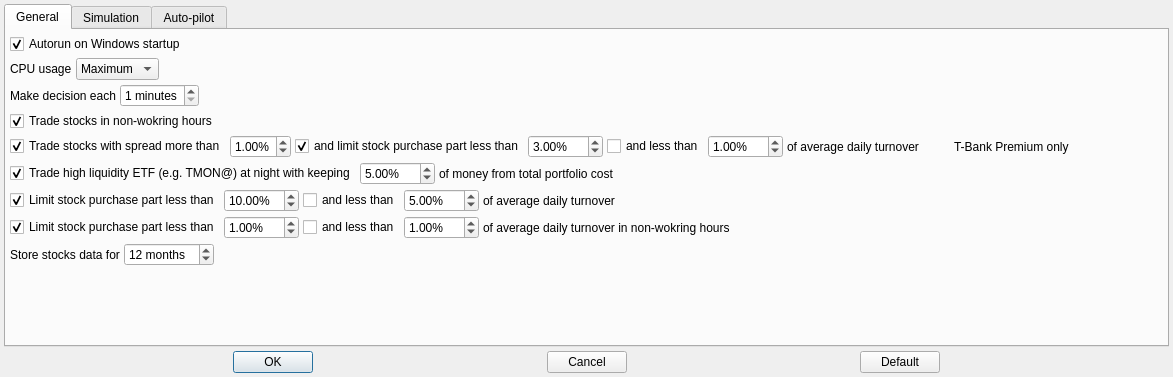
The window that app/src/dialogs/settingsdialog/settingsdialog.ui (Gris87/TInvestor) describes before a commit, drawn with Qt 5.
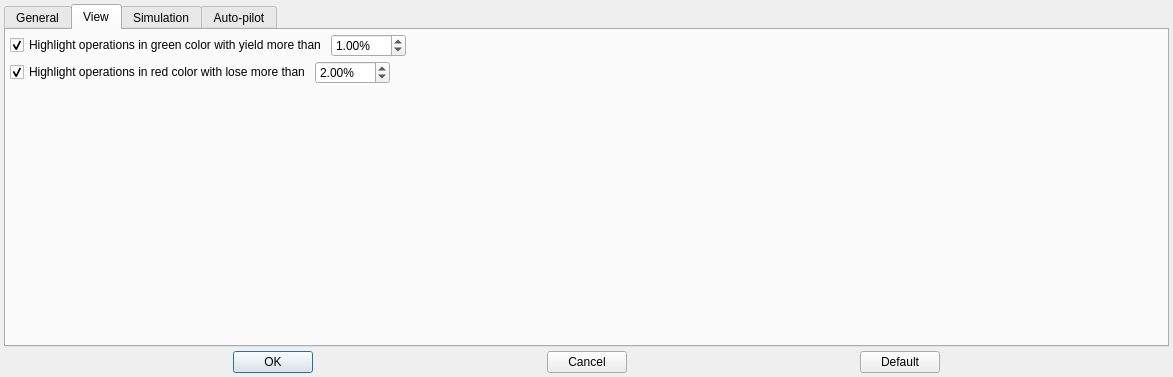
The same window after the commit. The open tabs and pages were chosen to show the change. Icons and pictures are not drawn.

Commit message: Add options for highlighting operations

The edit to the form file:
```diff
--- a/app/src/dialogs/settingsdialog/settingsdialog.ui
+++ b/app/src/dialogs/settingsdialog/settingsdialog.ui
@@ -695,6 +695,133 @@
        </item>
       </layout>
      </widget>
+     <widget class="QWidget" name="viewTab">
+      <attribute name="title">
+       <string>View</string>
+      </attribute>
+      <layout class="QVBoxLayout" name="verticalLayout_5">
+       <property name="spacing">
+        <number>4</number>
+       </property>
+       <property name="leftMargin">
+        <number>4</number>
+       </property>
+       <property name="topMargin">
+        <number>4</number>
+       </property>
+       <property name="rightMargin">
+        <number>4</number>
+       </property>
+       <property name="bottomMargin">
+        <number>4</number>
+       </property>
+       <item>
+        <layout class="QHBoxLayout" name="horizontalLayout_16">
+         <property name="spacing">
+          <number>4</number>
+         </property>
+         <item>
+          <widget class="QCheckBox" name="highlightGoodOperationsCheckBox">
+           <property name="text">
+            <string>Highlight operations in green color with yield more than</string>
+           </property>
+           <property name="checked">
+            <bool>true</bool>
+           </property>
+          </widget>
+         </item>
+         <item>
+          <widget class="QDoubleSpinBox" name="highlightGoodOperationsYieldDoubleSpinBox">
+           <property name="suffix">
+            <string notr="true">%</string>
+           </property>
+           <property name="maximum">
+            <double>100.000000000000000</double>
+           </property>
+           <property name="singleStep">
+            <double>0.100000000000000</double>
+           </property>
+           <property name="value">
+            <double>1.000000000000000</double>
+           </property>
+          </widget>
+         </item>
+         <item>
+          <spacer name="horizontalSpacer_15">
+           <property name="orientation">
+            <enum>Qt::Orientation::Horizontal</enum>
+           </property>
+           <property name="sizeHint" stdset="0">
+            <size>
+             <width>40</width>
+             <height>20</height>
+            </size>
+           </property>
+          </spacer>
+         </item>
+        </layout>
+       </item>
+       <item>
+        <layout class="QHBoxLayout" name="horizontalLayout_15">
+         <property name="spacing">
+          <number>4</number>
+         </property>
+         <item>
+          <widget class="QCheckBox" name="highlightBadOperationsCheckBox">
+           <property name="text">
+            <string>Highlight operations in red color with lose more than</string>
+           </property>
+           <property name="checked">
+            <bool>true</bool>
+           </property>
+          </widget>
+         </item>
+         <item>
+          <widget class="QDoubleSpinBox" name="highlightBadOperationsLoseDoubleSpinBox">
+           <property name="suffix">
+            <string notr="true">%</string>
+           </property>
+           <property name="maximum">
+            <double>100.000000000000000</double>
+           </property>
+           <property name="singleStep">
+            <double>0.100000000000000</double>
+           </property>
+           <property name="value">
+            <double>2.000000000000000</double>
+           </property>
+          </widget>
+         </item>
+         <item>
+          <spacer name="horizontalSpacer_14">
+           <property name="orientation">
+            <enum>Qt::Orientation::Horizontal</enum>
+           </property>
+           <property name="sizeHint" stdset="0">
+            <size>
+             <width>40</width>
+             <height>20</height>
+            </size>
+           </property>
+          </spacer>
+         </item>
+        </layout>
+       </item>
+       <item>
+        <spacer name="verticalSpacer_2">
+         <property name="orientation">
+          <enum>Qt::Orientation::Vertical</enum>
+         </property>
+         <property name="sizeHint" stdset="0">
+          <size>
+           <width>20</width>
+           <height>40</height>
+          </size>
+         </property>
+        </spacer>
+       </item>
+      </layout>
+     </widget>
      <widget class="QWidget" name="simulationTab">
       <attribute name="title">
        <string>Simulation</string>
```
The commit also changes 7 other files.
